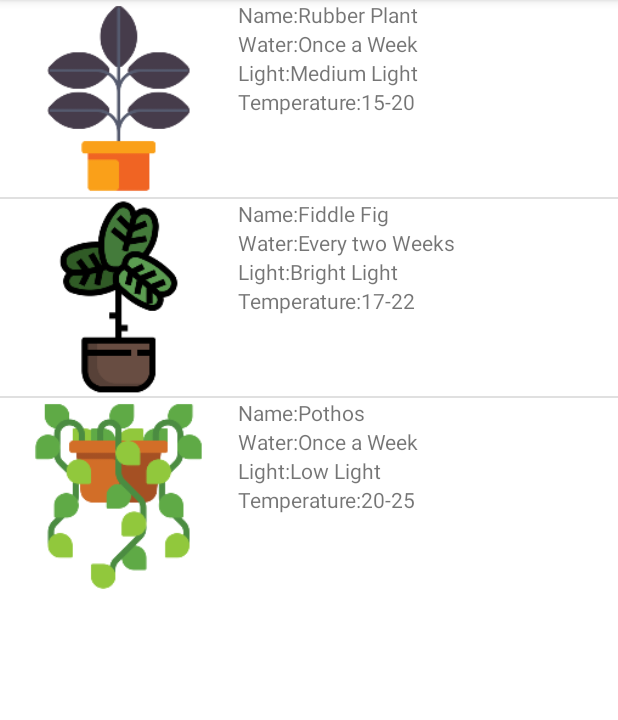
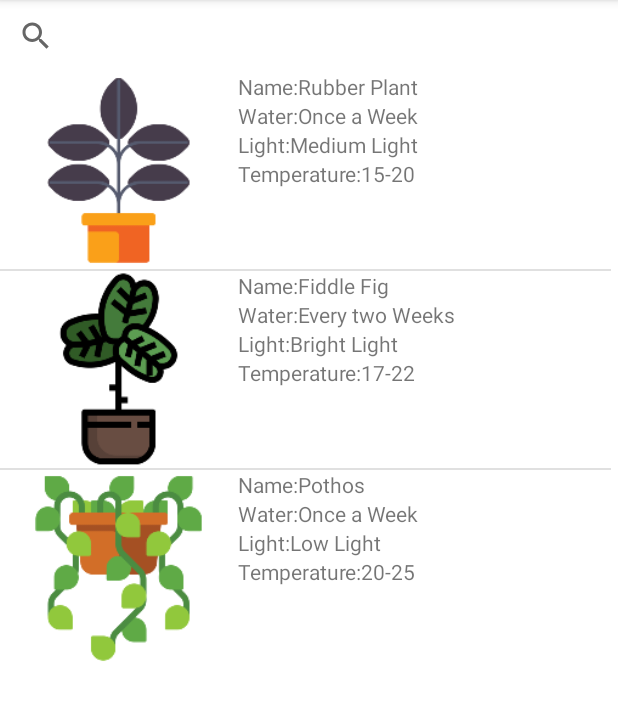
Before and after one commit to melodyluck/PlantV4, an Android app: the MyPlantActivity screen opened directly, with no data from a screen before it, on a phone screen of 412 x 824 dp, the part 84-804 px from its top. Run offline under Robolectric (Android 15) with nearby library versions, the light colour scheme and no system bars.

Commit message:
Add Search Plant Feature

```diff
--- a/app/src/main/res/layout/activity_my_plant.xml
+++ b/app/src/main/res/layout/activity_my_plant.xml
@@ -6,10 +6,29 @@
     android:layout_height="match_parent"
     tools:context=".MyPlantActivity">
 
-    <ListView
-        android:id="@+id/lvPlant"
-        android:layout_width="match_parent"
-        android:layout_height="wrap_content"
-        android:layout_marginTop="40dp"
-       />
+
+    <LinearLayout
+        android:layout_width="407dp"
+        android:layout_height="731dp"
+        android:orientation="vertical"
+        tools:layout_editor_absoluteX="4dp"
+        tools:layout_editor_absoluteY="0dp">
+
+        <androidx.appcompat.widget.SearchView
+            android:id="@+id/svPlant"
+            android:layout_width="match_parent"
+            android:layout_height="wrap_content"
+            app:defaultQueryHint="Enter Keyword About Your Plant"
+            android:autofillHints="Enter Keyword About Your Plant"
+
+            >
+
+        </androidx.appcompat.widget.SearchView>
+
+        <ListView
+            android:id="@+id/lvPlant"
+            android:layout_width="match_parent"
+            android:layout_height="wrap_content" />
+    </LinearLayout>
+
 </androidx.constraintlayout.widget.ConstraintLayout>
```
Also changed, not shown: app/src/main/java/com/example/plantv4/MyPlantActivity.java (+31 -3 lines).
